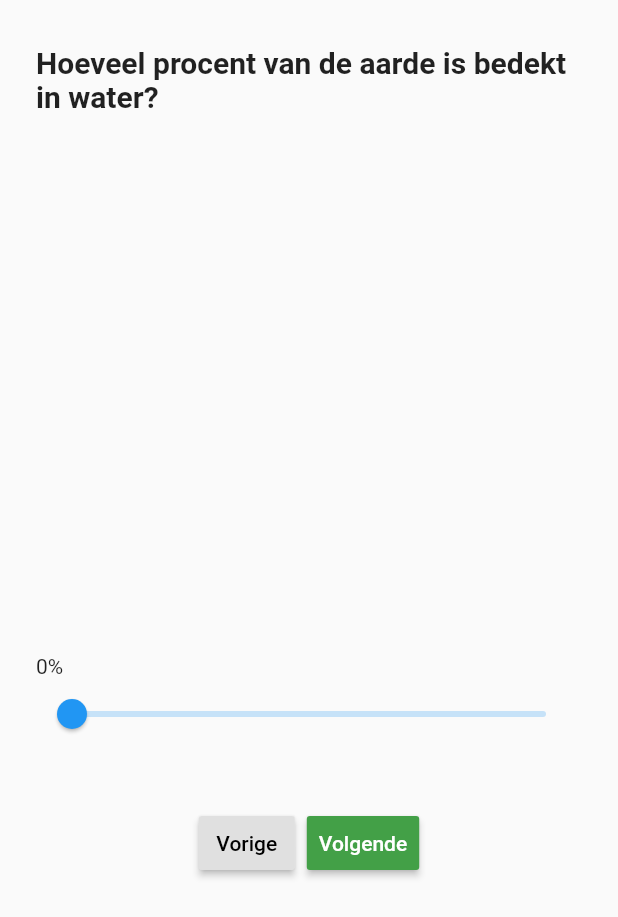
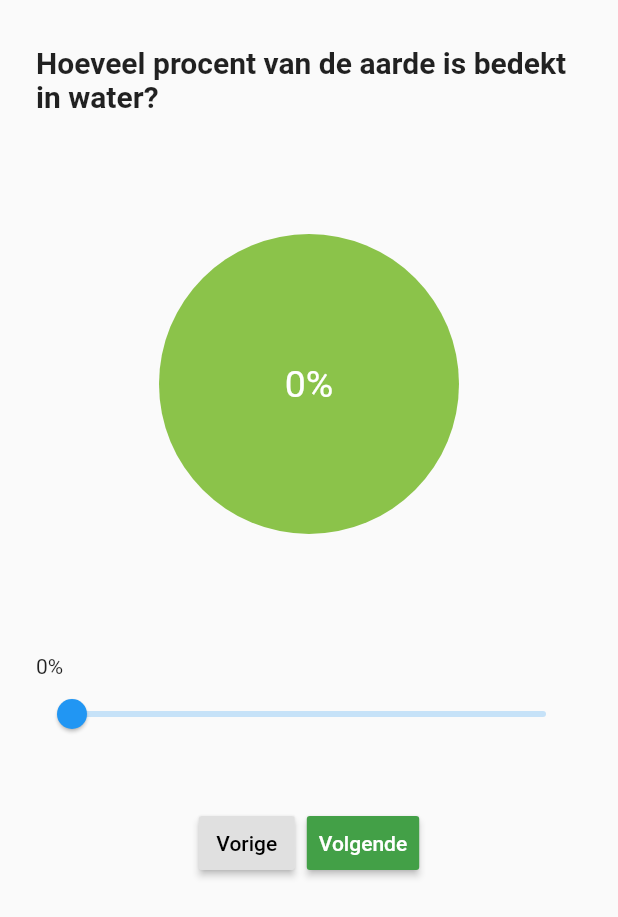
Before and after one commit to FHICTMeating/Meating-App, a Flutter app: the QuizForm screen opened directly, after a tap on "Volgende", on a phone screen of 412 x 824 dp. Shown: the top 917 px of the screen. Run offline on Flutter 3.47's test engine with Material 2 defaults, Android fonts, the phone set to English and light mode, and no system bars; our stand-ins replace shared_preferences; accounts and stored records are empty; Roboto replaces fonts that are missing (Hind, Montserrat).

Commit message:
Draw piechart

```diff
--- /dev/null
+++ b/Meating-App/meating_app/lib/piechart.dart
@@ -0,0 +1,55 @@
+import 'package:flutter/material.dart';
+import 'dart:math';
+
+class PieChart extends CustomPainter{
+
+  Color fillColor;
+  Color backgroundColor;
+
+  double percentage;
+
+  PieChart(
+    {
+      this.fillColor,
+      this.backgroundColor,
+      this.percentage
+    }
+  );
+
+  @override
+  void paint(Canvas canvas, Size size) {
+
+    Paint fill = new Paint();
+    fill.color = this.fillColor;
+    fill.style = PaintingStyle.fill;
+
+    Paint back = new Paint();
+    back.color = this.backgroundColor;
+    back.style = PaintingStyle.fill;
+
+    double arcAngle = 2 * pi * (percentage / 100);
+
+    Offset center  = new Offset(size.width/2, size.height/2);
+    double radius  = min(size.width/2,size.height/2);
+
+    canvas.drawCircle(
+        center,
+        radius,
+        back
+    );
+
+    canvas.drawArc(
+      new Rect.fromCircle(center: center,radius: radius),
+      -pi/2,
+      arcAngle,
+      true,
+      fill
+    );
+
+  }
+
+  @override
+  bool shouldRepaint(CustomPainter oldDelegate) {
+    return true;
+  }
+}
--- a/Meating-App/meating_app/lib/quiz.dart
+++ b/Meating-App/meating_app/lib/quiz.dart
@@ -1,4 +1,5 @@
 import 'package:flutter/material.dart';
+import 'piechart.dart';
 
 class QuizScreen extends StatelessWidget {
   @override
@@ -21,7 +22,6 @@ class QuizFormState extends State<QuizForm> {
   final List<String> questions = new List<String>();
   double _value = 0;
   int _position = 0;
-
 
   @override
   void initState() {
@@ -46,12 +46,24 @@ class QuizFormState extends State<QuizForm> {
                     style: Theme.of(context).textTheme.title),
                 SizedBox(height: 80.0),
                 SizedBox(
-                child: CircularProgressIndicator(
-                  value: _value * 0.01,
-                  strokeWidth: 20,
-                ),
-                height: 200,
-                width: 200,
+                  child: Stack(
+                    alignment: FractionalOffset.center,
+                    children: <Widget>[
+                    Positioned.fill(
+                    child: CustomPaint(
+                      foregroundPainter: PieChart(
+                        fillColor: Colors.green[700],
+                        backgroundColor: Colors.lightGreen,
+                        percentage: _value
+                      )
+                    ),
+                    ),
+                    Text(
+                      _value.round().toString() + '%',style: TextStyle(fontSize: 25, color: Colors.white)
+                      )
+                  ]),
+                  height: 200,
+                  width: 200,
                 ),
               ],
             ),
```
